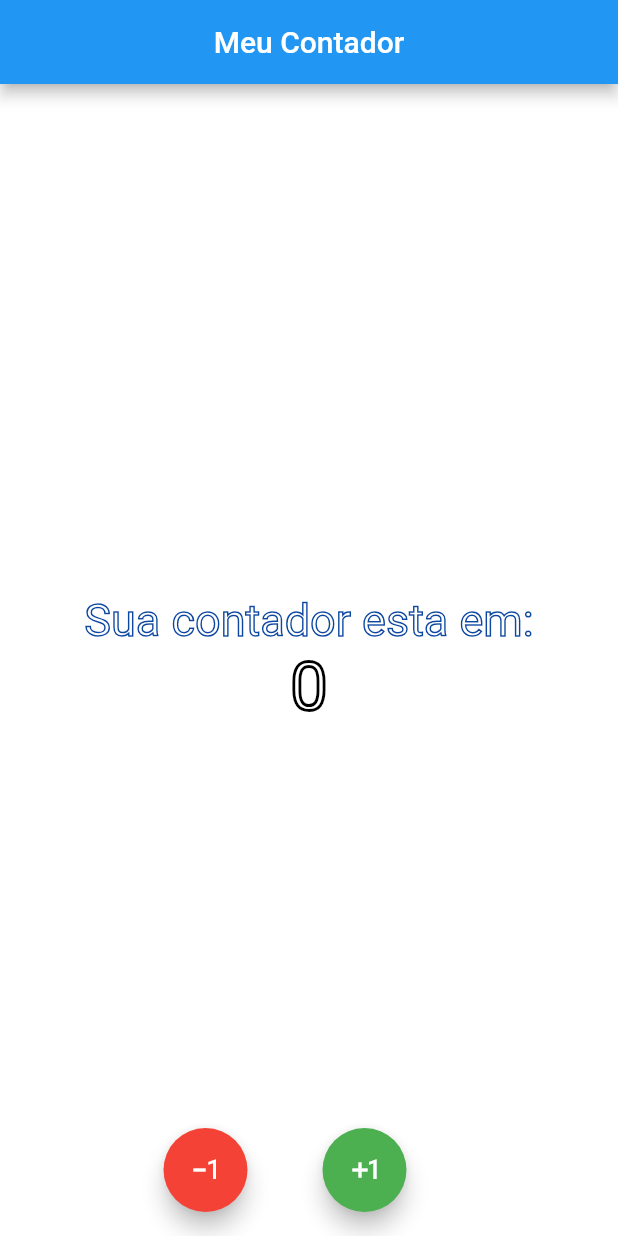
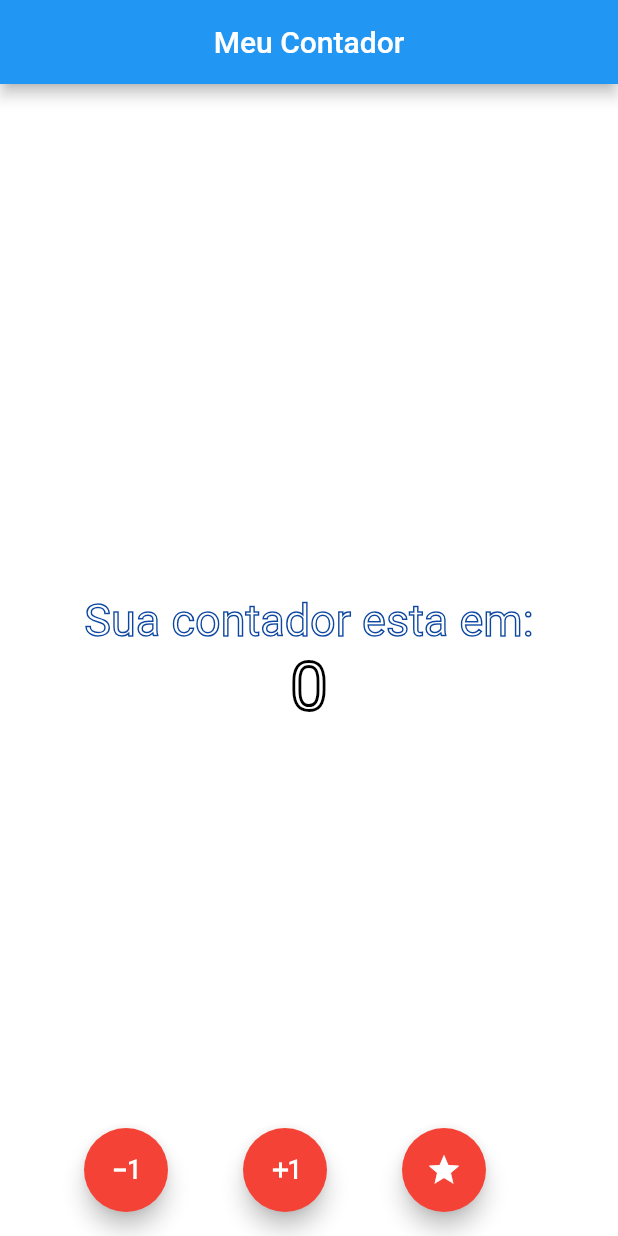
Before and after one commit to Tsilva16/Contador, a Flutter app: the screen it shows after launch, after a tap on the "exposure minus 1" icon, after a tap on the "exposure plus 1" icon, on a phone screen of 412 x 824 dp. Run offline on Flutter 3.47's test engine with Material 2 defaults, Android fonts, the phone set to English and light mode, and no system bars.

Commit message:
Parametrizando_AddButton*

```diff
--- a/contador/lib/main.dart
+++ b/contador/lib/main.dart
@@ -14,6 +14,22 @@ class CounterScreen extends StatefulWidget {
 
 class _CounterScreenState extends State<CounterScreen> {
   var resultado = 0;
+
+  void _operation(Function(int, int) func){ /* funções soma e sub > botoes */
+    setState(() {
+      resultado = func(resultado, 1);
+    });
+  }
+
+  int add( num1, num2){
+    return num1 + num2;
+  }
+  int sub( num1,  num2){
+    return num1 - num2;
+  }
+  int mul( num1, num2){
+    return num1 * num2 * 2;
+  }
 
   @override
   Widget build(BuildContext context) {
@@ -50,31 +66,39 @@ class _CounterScreenState extends State<CounterScreen> {
           ),
         ],
       ),
-      floatingActionButton: Row(
+      floatingActionButton: Row( /* linha responsavel pelos widgets, botoes */
         mainAxisAlignment: MainAxisAlignment.center,
         children: [
-          FloatingActionButton(
-            backgroundColor: Colors.red,
-            onPressed: () {
-              setState(() {
-                resultado -=1;
-              });
-            },
-            child: Icon(Icons.exposure_minus_1),
-          ),
+          OperationFloatActionButton(Icon(Icons.exposure_minus_1),(){
+            _operation(sub);
+          }),
           SizedBox(width: 50),
-          FloatingActionButton(
-            backgroundColor: Colors.green,
-            onPressed: () {
-              print('Botao Pressionado');
-              setState(() {
-                resultado +=1;
-            });
-          },
-          child: Icon(Icons.exposure_plus_1),
-          ),
+           OperationFloatActionButton(Icon(Icons.exposure_plus_1),(){
+           _operation(add);
+         }),
+         SizedBox(width: 50),
+         OperationFloatActionButton(Icon(Icons.star),(){
+           _operation(mul);
+         })
         ],
       ),
     );
   }
 }
+
+class OperationFloatActionButton extends StatelessWidget {
+
+  final Function func;
+  final Widget icon;
+
+  OperationFloatActionButton(this.icon, this.func, {Key key}) : super(key: key);
+
+  @override
+  Widget build(BuildContext context) {
+    return FloatingActionButton(
+      backgroundColor: Colors.red,
+      onPressed: func,
+      child: icon ,);
+
+  }
+}
```
